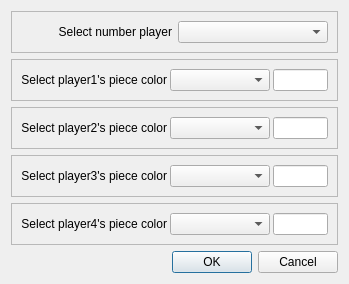
Before: the Qt Designer form initgame.ui in longlp/boardgame, drawn with Qt 5.
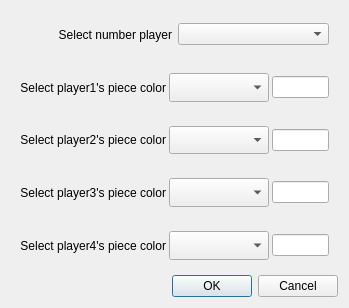
After: the same form once the commit is applied.

Patch:
```diff
--- a/initgame.ui
+++ b/initgame.ui
@@ -7,7 +7,7 @@
     <x>0</x>
     <y>0</y>
     <width>349</width>
-    <height>271</height>
+    <height>308</height>
    </rect>
   </property>
   <property name="windowTitle">
@@ -17,7 +17,7 @@
    <item>
     <widget class="QFrame" name="frame">
      <property name="frameShape">
-      <enum>QFrame::StyledPanel</enum>
+      <enum>QFrame::NoFrame</enum>
      </property>
      <property name="frameShadow">
       <enum>QFrame::Raised</enum>
@@ -45,7 +45,7 @@
    <item>
     <widget class="QFrame" name="frame_Player1">
      <property name="frameShape">
-      <enum>QFrame::StyledPanel</enum>
+      <enum>QFrame::NoFrame</enum>
      </property>
      <property name="frameShadow">
       <enum>QFrame::Raised</enum>
@@ -105,7 +105,7 @@
    <item>
     <widget class="QFrame" name="frame_Player2">
      <property name="frameShape">
-      <enum>QFrame::StyledPanel</enum>
+      <enum>QFrame::NoFrame</enum>
      </property>
      <property name="frameShadow">
       <enum>QFrame::Raised</enum>
@@ -165,7 +165,7 @@
    <item>
     <widget class="QFrame" name="frame_Player3">
      <property name="frameShape">
-      <enum>QFrame::StyledPanel</enum>
+      <enum>QFrame::NoFrame</enum>
      </property>
      <property name="frameShadow">
       <enum>QFrame::Raised</enum>
@@ -225,7 +225,7 @@
    <item>
     <widget class="QFrame" name="frame_Player4">
      <property name="frameShape">
-      <enum>QFrame::StyledPanel</enum>
+      <enum>QFrame::NoFrame</enum>
      </property>
      <property name="frameShadow">
       <enum>QFrame::Raised</enum>
```
